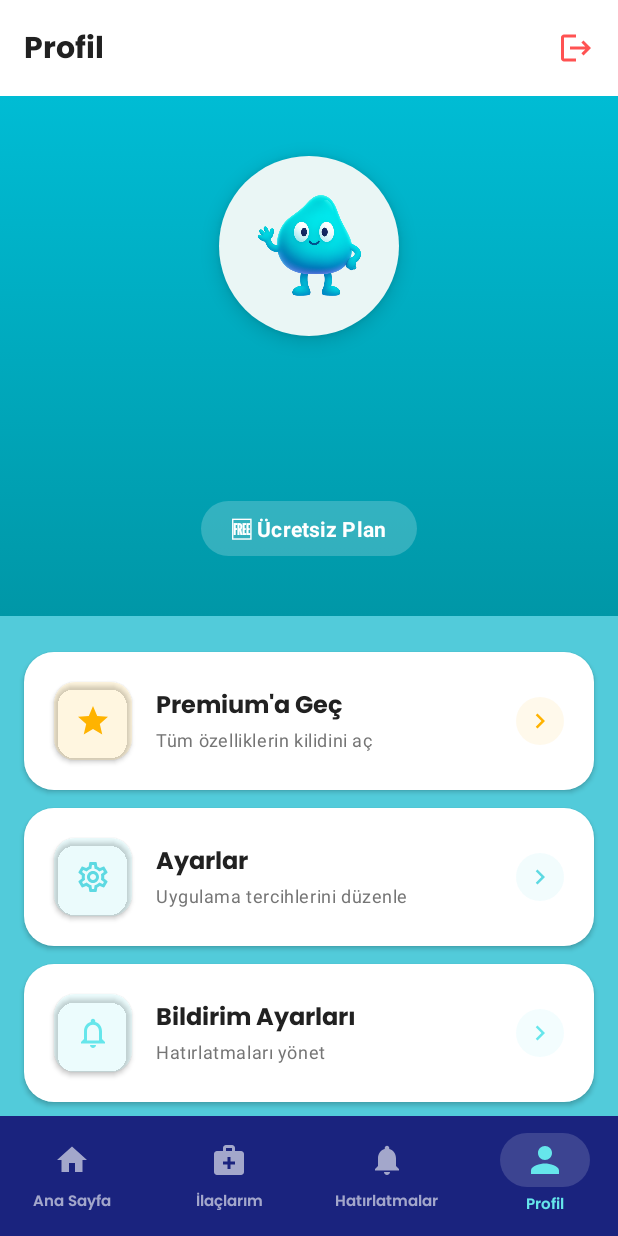
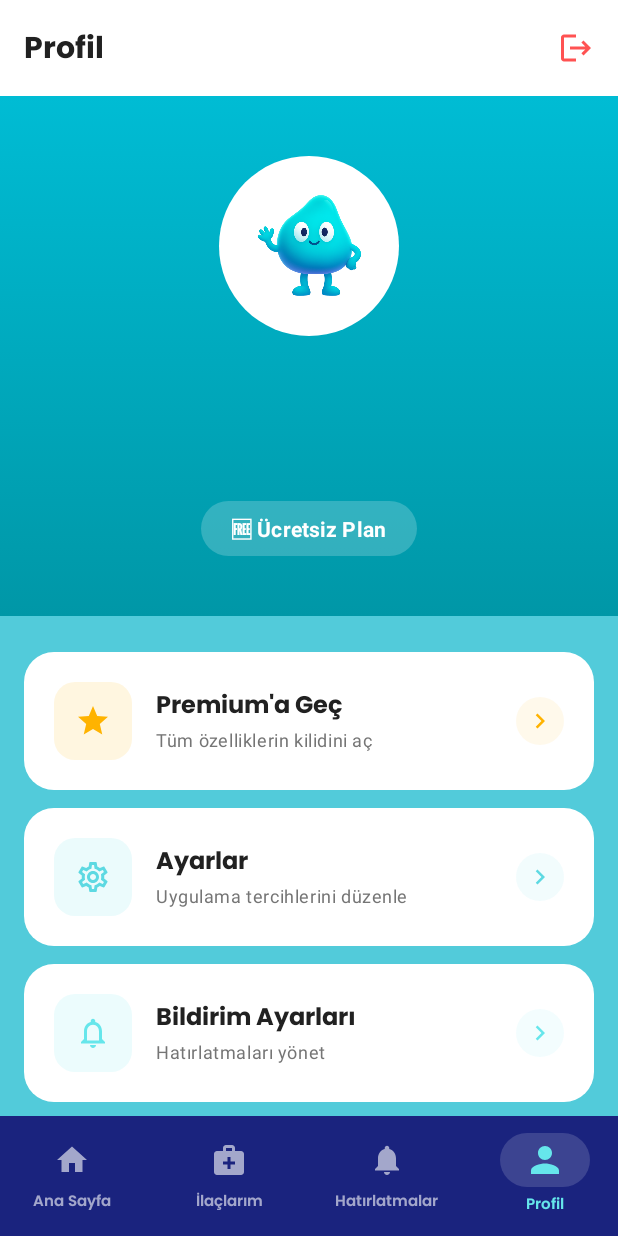
Before and after one commit to ceressa/Dozi, an Android app built with Jetpack Compose: the ProfileScreen screen opened through its navigation route, on a phone screen of 412 x 824 dp. Run offline under Robolectric (Android 15) with nearby library versions, the phone set to English and light mode, and no system bars; our stand-ins replace Dagger/Hilt's generated code, Firebase (no records; nobody signed in at launch, a user with empty details on screens opened directly).

```diff
--- a/app/src/main/java/com/bardino/dozi/core/ui/screens/profile/ProfileScreen.kt
+++ b/app/src/main/java/com/bardino/dozi/core/ui/screens/profile/ProfileScreen.kt
@@ -249,9 +249,7 @@ private fun ProfileHeader(
             Surface(
                 modifier = Modifier.size(120.dp),
                 color = Color.White,
-                shape = CircleShape,
-                tonalElevation = if (isPremium) 12.dp else 8.dp,
-                shadowElevation = if (isPremium) 16.dp else 8.dp
+                shape = CircleShape
             ) {
                 Box(
                     contentAlignment = Alignment.Center,
@@ -303,8 +301,7 @@ private fun ProfileHeader(
             Surface(
                 shape = RoundedCornerShape(24.dp),
                 color = Color.White.copy(alpha = if (isPremium) 0.3f else 0.2f),
-                modifier = Modifier.padding(top = 4.dp),
-                tonalElevation = 4.dp
+                modifier = Modifier.padding(top = 4.dp)
             ) {
                 Text(
                     text = planText,
@@ -326,8 +323,7 @@ fun GoogleSignInButton(onClick: () -> Unit) {
             .fillMaxWidth(0.8f)
             .height(52.dp),
         shape = RoundedCornerShape(50),
-        colors = ButtonDefaults.buttonColors(containerColor = Color.White),
-        elevation = ButtonDefaults.buttonElevation(defaultElevation = 3.dp)
+        colors = ButtonDefaults.buttonColors(containerColor = Color.White)
     ) {
         Image(
             painter = painterResource(id = R.drawable.ic_google),
@@ -357,10 +353,6 @@ fun ColoredDebugButton(label: String, bgColor: Color, onClick: () -> Unit) {
             containerColor = bgColor,
             contentColor = Color.White,
             disabledContainerColor = bgColor.copy(alpha = 0.4f)
-        ),
-        elevation = ButtonDefaults.buttonElevation(
-            defaultElevation = 3.dp,
-            pressedElevation = 6.dp
         )
     ) {
         Text(
@@ -385,11 +377,7 @@ private fun MenuCard(
         onClick = onClick,
         modifier = Modifier.fillMaxWidth(),
         shape = RoundedCornerShape(20.dp),
-        colors = CardDefaults.cardColors(containerColor = Color.White),
-        elevation = CardDefaults.cardElevation(
-            defaultElevation = 2.dp,
-            pressedElevation = 6.dp
-        )
+        colors = CardDefaults.cardColors(containerColor = Color.White)
     ) {
         Row(
             modifier = Modifier
@@ -402,8 +390,7 @@ private fun MenuCard(
             Surface(
                 modifier = Modifier.size(52.dp),
                 shape = RoundedCornerShape(14.dp),
-                color = color.copy(alpha = 0.12f),
-                shadowElevation = 2.dp
+                color = color.copy(alpha = 0.12f)
             ) {
                 Box(contentAlignment = Alignment.Center) {
                     Icon(
```
Also changed, not shown: app/src/main/AndroidManifest.xml (+7 -0 lines).
